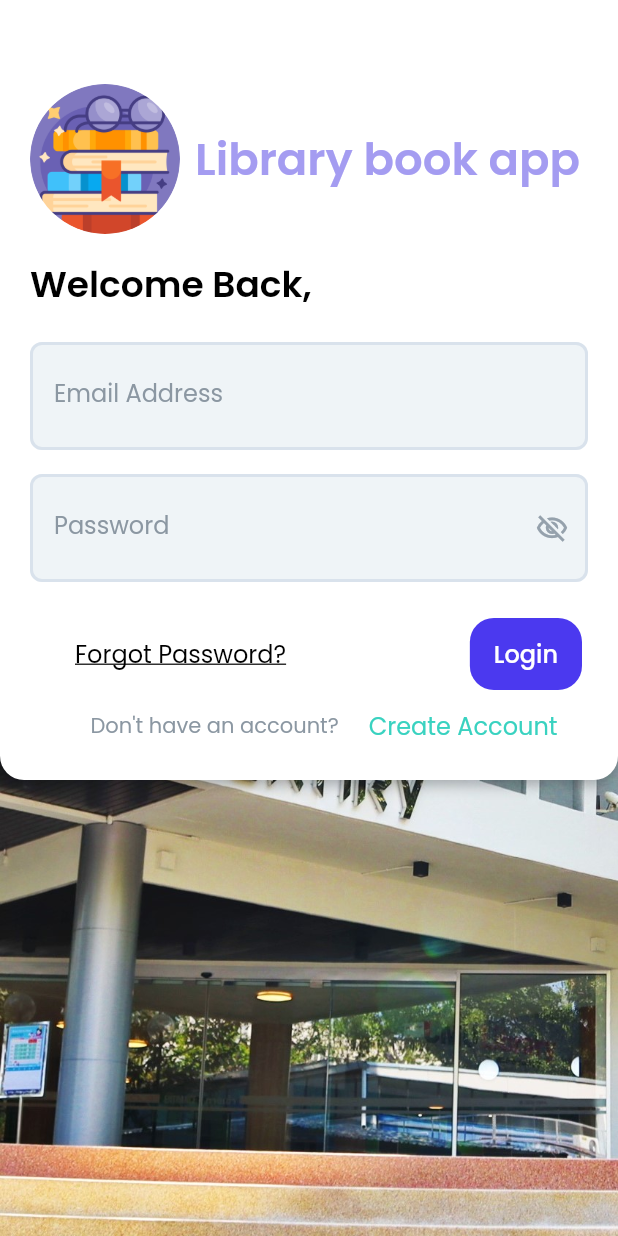
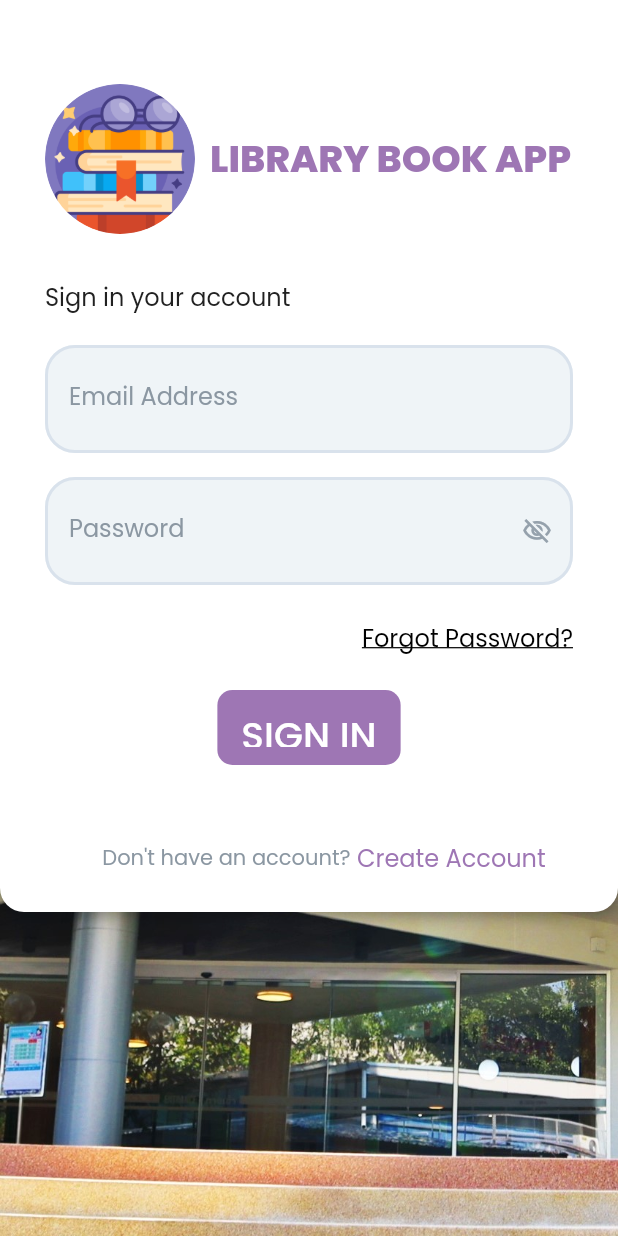
Before and after one commit to Mahafit/Library_management_system, a Flutter app: the screen it shows after launch, on a phone screen of 412 x 824 dp. Run offline on Flutter 3.47's test engine with Material 2 defaults, Android fonts, the phone set to English and light mode, and no system bars; our stand-ins replace bubble_bottom_bar, google_fonts, smooth_page_indicator; missing offline and left inert: mysql1; generated files the repository leaves out were written again.

Commit message:
update ui

```diff
--- a/book-app-main/lib/src/page/detail/detail.dart
+++ b/book-app-main/lib/src/page/detail/detail.dart
@@ -101,7 +101,7 @@ class DetailPage extends StatelessWidget {
                 child: Row(
                   mainAxisAlignment: MainAxisAlignment.center,
                   children: [
-                    _buildButton(Icons.add, Color.fromARGB(255, 41, 26, 101)!,
+                    _buildButton(Icons.add, Color.fromARGB(255, 41, 26, 101),
                         'Add To Library'),
                     const SizedBox(
                       width: 15,
--- a/book-app-main/lib/src/page/home/signup_login/login.dart
+++ b/book-app-main/lib/src/page/home/signup_login/login.dart
@@ -34,9 +34,10 @@ class _LoginWidgetState extends State<LoginWidget> {
 
   @override
   Widget build(BuildContext context) {
-    return Scaffold(
+    return SafeArea(
+      child: Scaffold(
         key: scaffoldKey,
-      backgroundColor: Color(0xFF4B39EF),
+        backgroundColor: Color(0xFF9e76b4),
         body: Container(
           width: MediaQuery.of(context).size.width,
           height: MediaQuery.of(context).size.height * 1,
@@ -53,7 +54,7 @@ class _LoginWidgetState extends State<LoginWidget> {
             children: [
               Container(
                 width: double.infinity,
-              decoration: BoxDecoration(
+                decoration: const BoxDecoration(
                   color: Colors.white,
                   boxShadow: [
                     BoxShadow(
@@ -70,7 +71,7 @@ class _LoginWidgetState extends State<LoginWidget> {
                   ),
                 ),
                 child: Padding(
-                padding: EdgeInsetsDirectional.fromSTEB(20, 0, 20, 0),
+                  padding: EdgeInsetsDirectional.fromSTEB(30, 0, 30, 0),
                   child: SingleChildScrollView(
                     child: Column(
                       mainAxisSize: MainAxisSize.max,
@@ -97,12 +98,12 @@ class _LoginWidgetState extends State<LoginWidget> {
                                 padding:
                                     EdgeInsetsDirectional.fromSTEB(10, 0, 0, 0),
                                 child: Text(
-                                'Library book app',
+                                  'LIBRARY BOOK APP',
                                   style: TextStyle(
                                     fontFamily: 'Poppins',
-                                  color: Color(0xFFA49CF1),
-                                  fontSize: 30,
-                                  fontWeight: FontWeight.w600,
+                                    color: Color(0xFF9e76b4),
+                                    fontSize: 25,
+                                    fontWeight: FontWeight.w800,
                                   ),
                                 ),
                               ),
@@ -110,18 +111,18 @@ class _LoginWidgetState extends State<LoginWidget> {
                           ),
                         ),
                         Padding(
-                        padding: EdgeInsetsDirectional.fromSTEB(0, 16, 0, 4),
+                          padding: EdgeInsetsDirectional.fromSTEB(0, 30, 0, 4),
                           child: Row(
                             mainAxisSize: MainAxisSize.max,
                             mainAxisAlignment: MainAxisAlignment.start,
                             children: [
                               Text(
-                              'Welcome Back,',
+                                'Sign in your account',
                                 style: TextStyle(
                                   fontFamily: 'Poppins',
-                                color: Colors.black,
-                                fontSize: 24,
-                                fontWeight: FontWeight.w600,
+                                  color: Color(0xFF212121),
+                                  fontSize: 16,
+                                  fontWeight: FontWeight.w400,
                                 ),
                               ),
                             ],
@@ -149,28 +150,28 @@ class _LoginWidgetState extends State<LoginWidget> {
                                         color: Color(0xFFD9E2EC),
                                         width: 2,
                                       ),
-                                    borderRadius: BorderRadius.circular(8),
+                                      borderRadius: BorderRadius.circular(20),
                                     ),
                                     focusedBorder: OutlineInputBorder(
                                       borderSide: BorderSide(
                                         color: Color(0xFFD9E2EC),
                                         width: 2,
                                       ),
-                                    borderRadius: BorderRadius.circular(8),
+                                      borderRadius: BorderRadius.circular(20),
                                     ),
                                     errorBorder: OutlineInputBorder(
                                       borderSide: BorderSide(
                                         color: Color(0x00000000),
                                         width: 2,
                                       ),
-                                    borderRadius: BorderRadius.circular(8),
+                                      borderRadius: BorderRadius.circular(20),
                                     ),
                                     focusedErrorBorder: OutlineInputBorder(
                                       borderSide: BorderSide(
                                         color: Color(0x00000000),
                                         width: 2,
                                       ),
-                                    borderRadius: BorderRadius.circular(8),
+                                      borderRadius: BorderRadius.circular(20),
                                     ),
                                     filled: true,
                                     fillColor: Color(0xFFEFF4F7),
@@ -209,28 +210,28 @@ class _LoginWidgetState extends State<LoginWidget> {
                                         color: Color(0xFFD9E2EC),
                                         width: 2,
                                       ),
-                                    borderRadius: BorderRadius.circular(8),
+                                      borderRadius: BorderRadius.circular(20),
                                     ),
                                     focusedBorder: OutlineInputBorder(
                                       borderSide: BorderSide(
                                         color: Color(0xFFD9E2EC),
                                         width: 2,
                                       ),
-                                    borderRadius: BorderRadius.circular(8),
+                                      borderRadius: BorderRadius.circular(20),
                                     ),
                                     errorBorder: OutlineInputBorder(
                                       borderSide: BorderSide(
                                         color: Color(0x00000000),
                                         width: 2,
                                       ),
-                                    borderRadius: BorderRadius.circular(8),
+                                      borderRadius: BorderRadius.circular(20),
                                     ),
                                     focusedErrorBorder: OutlineInputBorder(
                                       borderSide: BorderSide(
                                         color: Color(0x00000000),
                                         width: 2,
                                       ),
-                                    borderRadius: BorderRadius.circular(8),
+                                      borderRadius: BorderRadius.circular(20),
                                     ),
                                     filled: true,
                                     fillColor: Color(0xFFEFF4F7),
@@ -238,6 +239,7 @@ class _LoginWidgetState extends State<LoginWidget> {
                                         EdgeInsetsDirectional.fromSTEB(
                                             16, 24, 24, 24),
                                     suffixIcon: InkWell(
+                                      // radius: EdgeInsetsDirectional.fromSTEB(0, 0, 20, 0),
                                       onTap: () => setState(
                                         () => passwordVisibility =
                                             !passwordVisibility,
@@ -248,7 +250,7 @@ class _LoginWidgetState extends State<LoginWidget> {
                                             ? Icons.visibility_outlined
                                             : Icons.visibility_off_outlined,
                                         color: Color(0xFF95A1AC),
-                                      size: 22,
+                                        size: 20,
                                       ),
                                     ),
                                   ),
@@ -261,11 +263,12 @@ class _LoginWidgetState extends State<LoginWidget> {
                             ],
                           ),
                         ),
-                      Padding(
-                        padding: EdgeInsetsDirectional.fromSTEB(30, 24, 0, 0),
+                        Container(
+                          height: 70,
+                          alignment: Alignment.centerRight,
                           child: Row(
                             mainAxisSize: MainAxisSize.max,
-                          mainAxisAlignment: MainAxisAlignment.spaceBetween,
+                            mainAxisAlignment: MainAxisAlignment.end,
                             children: [
                               InkWell(
                                 onTap: () async {
@@ -281,9 +284,15 @@ class _LoginWidgetState extends State<LoginWidget> {
                                   ),
                                 ),
                               ),
-                            Padding(
-                              padding:
-                                  EdgeInsetsDirectional.fromSTEB(0, 0, 4, 0),
+
+                            ],
+                          ),
+
+                        ),
+                        Container(
+                          height: 50,
+                          // padding: EdgeInsetsDirectional.all(value),
+                          alignment: Alignment.center,
                           child: TextButton(
                             onPressed: () async {
                               Navigator.push(
@@ -294,29 +303,26 @@ class _LoginWidgetState extends State<LoginWidget> {
                               );
                             },
                             child: Text(
-                                  'Login',
+                              'SIGN IN',
                               style: TextStyle(
                                 color: Colors.white,
-                                    fontSize: 16,
+                                fontSize: 25,
                                 fontFamily: 'Poppins',
                               ),
                             ),
                             style: TextButton.styleFrom(
+                              shape: RoundedRectangleBorder(
+                                borderRadius: BorderRadius.circular(10),
+                              ),
                               backgroundColor:
-                                      Color.fromRGBO(75, 57, 239, 1),
-                                  shape: RoundedRectangleBorder(
-                                    borderRadius: BorderRadius.circular(16),
-                                  ),
+                              Color(0xFF9e76b4),
                               padding: EdgeInsetsDirectional.fromSTEB(
                                   16, 12, 16, 12),
                             ),
                           ),
                         ),
-                          ],
-                        ),
-                      ),
                         Padding(
-                        padding: EdgeInsetsDirectional.fromSTEB(0, 12, 0, 24),
+                          padding: EdgeInsetsDirectional.fromSTEB(0, 50, 0, 24),
                           child: Row(
                             mainAxisSize: MainAxisSize.max,
                             mainAxisAlignment: MainAxisAlignment.center,
@@ -334,7 +340,7 @@ class _LoginWidgetState extends State<LoginWidget> {
                               ),
                               Padding(
                                 padding: const EdgeInsetsDirectional.fromSTEB(
-                                  20, 0, 0, 0),
+                                    0, 0, 0, 0),
                                 child: InkWell(
                                   onTap: () async {
                                     await Navigator.push(
@@ -346,11 +352,11 @@ class _LoginWidgetState extends State<LoginWidget> {
                                     );
                                   },
                                   child: Text(
-                                  'Create Account',
+                                    ' Create Account',
                                     style: TextStyle(
                                       fontFamily: 'Poppins',
                                       fontSize: 16,
-                                    color: Color(0xFF39D2C0),
+                                      color: Color(0xFF9e76b4),
                                     ),
                                   ),
                                 ),
@@ -366,6 +372,7 @@ class _LoginWidgetState extends State<LoginWidget> {
             ],
           ),
         ),
+      ),
     );
   }
 }
```
Also changed, not shown: 2 other files. Lines whose indentation alone changed are shown as unchanged.
